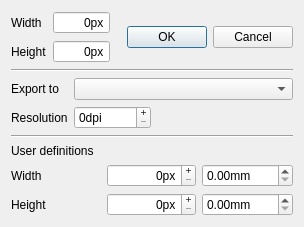
First picture: the form in sharedFiles/dialogExportProperties.ui, repository itom-project/designerPlugins, before the edit.
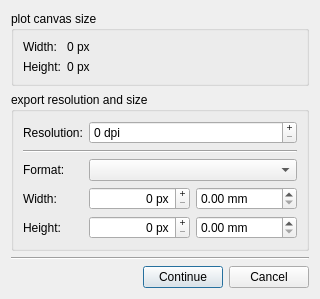
Second picture: the form after the edit.

Commit message: some handling fixes in export properties of 1d and 2d qwt plot. The properties are now shown before the file-save-dialog in order to give the user an overview about the possibilities before he needs to indicate a filename.

Patch:
```diff
--- a/sharedFiles/dialogExportProperties.ui
+++ b/sharedFiles/dialogExportProperties.ui
@@ -6,206 +6,99 @@
    <rect>
     <x>0</x>
     <y>0</y>
-    <width>304</width>
-    <height>223</height>
+    <width>320</width>
+    <height>266</height>
    </rect>
   </property>
   <property name="windowTitle">
    <string>Export Properties</string>
   </property>
-  <layout class="QVBoxLayout" name="verticalLayout_2">
-   <item>
-    <layout class="QHBoxLayout" name="horizontalLayout">
-     <item>
-      <layout class="QFormLayout" name="formLayout">
-       <item row="0" column="0">
-        <widget class="QLabel" name="l_orWidth">
-         <property name="text">
-          <string>Width</string>
-         </property>
-        </widget>
-       </item>
-       <item row="0" column="1">
-        <widget class="QSpinBox" name="sB_orWidth">
-         <property name="alignment">
-          <set>Qt::AlignRight|Qt::AlignTrailing|Qt::AlignVCenter</set>
-         </property>
-         <property name="readOnly">
-          <bool>true</bool>
-         </property>
-         <property name="buttonSymbols">
-          <enum>QAbstractSpinBox::NoButtons</enum>
-         </property>
-         <property name="correctionMode">
-          <enum>QAbstractSpinBox::CorrectToNearestValue</enum>
-         </property>
-         <property name="keyboardTracking">
-          <bool>false</bool>
-         </property>
-         <property name="suffix">
-          <string>px</string>
-         </property>
-         <property name="maximum">
-          <number>10000</number>
-         </property>
-        </widget>
-       </item>
-       <item row="1" column="0">
-        <widget class="QLabel" name="l_orHeight">
-         <property name="text">
-          <string>Height</string>
-         </property>
-        </widget>
-       </item>
-       <item row="1" column="1">
-        <widget class="QSpinBox" name="sB_orHeight">
-         <property name="alignment">
-          <set>Qt::AlignRight|Qt::AlignTrailing|Qt::AlignVCenter</set>
-         </property>
-         <property name="readOnly">
-          <bool>true</bool>
-         </property>
-         <property name="buttonSymbols">
-          <enum>QAbstractSpinBox::NoButtons</enum>
-         </property>
-         <property name="correctionMode">
-          <enum>QAbstractSpinBox::CorrectToNearestValue</enum>
-         </property>
-         <property name="keyboardTracking">
-          <bool>false</bool>
-         </property>
-         <property name="suffix">
-          <string>px</string>
-         </property>
-         <property name="maximum">
-          <number>10000</number>
-         </property>
-        </widget>
-       </item>
-      </layout>
-     </item>
-     <item>
-      <spacer name="horizontalSpacer">
-       <property name="orientation">
-        <enum>Qt::Horizontal</enum>
-       </property>
-       <property name="sizeHint" stdset="0">
-        <size>
-         <width>40</width>
-         <height>20</height>
-        </size>
-       </property>
-      </spacer>
-     </item>
-     <item>
-      <widget class="QDialogButtonBox" name="buttonBox">
-       <property name="orientation">
-        <enum>Qt::Horizontal</enum>
-       </property>
-       <property name="standardButtons">
-        <set>QDialogButtonBox::Cancel|QDialogButtonBox::Ok</set>
-       </property>
-      </widget>
-     </item>
-    </layout>
-   </item>
-   <item>
-    <widget class="Line" name="line">
-     <property name="orientation">
-      <enum>Qt::Horizontal</enum>
-     </property>
-    </widget>
-   </item>
-   <item>
-    <layout class="QFormLayout" name="formLayout_2">
-     <item row="0" column="0">
-      <widget class="QLabel" name="label">
-       <property name="text">
-        <string>Export to</string>
-       </property>
-      </widget>
-     </item>
-     <item row="0" column="1">
-      <widget class="QComboBox" name="cB_ExpType"/>
-     </item>
-     <item row="1" column="0">
-      <widget class="QLabel" name="l_orHeight_3">
-       <property name="text">
-        <string>Resolution</string>
-       </property>
-      </widget>
-     </item>
-     <item row="1" column="1">
-      <layout class="QHBoxLayout" name="horizontalLayout_2">
-       <item>
-        <widget class="QSpinBox" name="sB_destRolution">
-         <property name="alignment">
-          <set>Qt::AlignLeading|Qt::AlignLeft|Qt::AlignVCenter</set>
-         </property>
-         <property name="readOnly">
-          <bool>false</bool>
-         </property>
-         <property name="buttonSymbols">
-          <enum>QAbstractSpinBox::PlusMinus</enum>
-         </property>
-         <property name="correctionMode">
-          <enum>QAbstractSpinBox::CorrectToNearestValue</enum>
-         </property>
-         <property name="keyboardTracking">
-          <bool>false</bool>
-         </property>
-         <property name="suffix">
-          <string>dpi</string>
-         </property>
-         <property name="maximum">
-          <number>10000</number>
-         </property>
-        </widget>
-       </item>
-       <item>
-        <spacer name="horizontalSpacer_2">
-         <property name="orientation">
-          <enum>Qt::Horizontal</enum>
-         </property>
-         <property name="sizeHint" stdset="0">
-          <size>
-           <width>40</width>
-           <height>20</height>
-          </size>
-         </property>
-        </spacer>
-       </item>
-      </layout>
-     </item>
-    </layout>
-   </item>
-   <item>
-    <widget class="Line" name="line_2">
-     <property name="orientation">
-      <enum>Qt::Horizontal</enum>
-     </property>
-    </widget>
-   </item>
-   <item>
     <layout class="QVBoxLayout" name="verticalLayout">
      <item>
+    <widget class="QGroupBox" name="groupBox_2">
+     <property name="title">
+      <string>plot canvas size</string>
+     </property>
+     <layout class="QGridLayout" name="gridLayout_2">
+      <item row="0" column="0">
       <widget class="QLabel" name="label_2">
        <property name="text">
-        <string>User definitions</string>
-       </property>
+         <string>Width:</string>
+        </property>
+       </widget>
+      </item>
+      <item row="0" column="1">
+       <widget class="QLabel" name="lblCanvasWidth">
+        <property name="sizePolicy">
+         <sizepolicy hsizetype="MinimumExpanding" vsizetype="Preferred">
+          <horstretch>0</horstretch>
+          <verstretch>0</verstretch>
+         </sizepolicy>
+        </property>
+        <property name="text">
+         <string>0 px</string>
+        </property>
+       </widget>
+      </item>
+      <item row="1" column="0">
+       <widget class="QLabel" name="label_3">
+        <property name="text">
+         <string>Height:</string>
+        </property>
+       </widget>
+      </item>
+      <item row="1" column="1">
+       <widget class="QLabel" name="lblCanvasHeight">
+        <property name="sizePolicy">
+         <sizepolicy hsizetype="MinimumExpanding" vsizetype="Preferred">
+          <horstretch>0</horstretch>
+          <verstretch>0</verstretch>
+         </sizepolicy>
+        </property>
+        <property name="text">
+         <string>0 px</string>
+        </property>
+       </widget>
+      </item>
+     </layout>
       </widget>
      </item>
      <item>
+    <widget class="QGroupBox" name="groupBox">
+     <property name="title">
+      <string>export resolution and size</string>
+     </property>
       <layout class="QGridLayout" name="gridLayout">
-       <item row="0" column="0">
-        <widget class="QLabel" name="l_destWidth">
-         <property name="text">
-          <string>Width</string>
+      <item row="4" column="2">
+       <widget class="QDoubleSpinBox" name="dSB_destHeight">
+        <property name="sizePolicy">
+         <sizepolicy hsizetype="Minimum" vsizetype="Preferred">
+          <horstretch>0</horstretch>
+          <verstretch>0</verstretch>
+         </sizepolicy>
+        </property>
+        <property name="correctionMode">
+         <enum>QAbstractSpinBox::CorrectToNearestValue</enum>
+        </property>
+        <property name="keyboardTracking">
+         <bool>true</bool>
+        </property>
+        <property name="suffix">
+         <string> mm</string>
+        </property>
+        <property name="maximum">
+         <double>1000.000000000000000</double>
          </property>
         </widget>
        </item>
-       <item row="0" column="1">
+      <item row="3" column="1">
         <widget class="QSpinBox" name="sB_destWidth">
+        <property name="sizePolicy">
+         <sizepolicy hsizetype="Minimum" vsizetype="Preferred">
+          <horstretch>0</horstretch>
+          <verstretch>0</verstretch>
+         </sizepolicy>
+        </property>
          <property name="alignment">
           <set>Qt::AlignRight|Qt::AlignTrailing|Qt::AlignVCenter</set>
          </property>
@@ -222,38 +115,70 @@
           <bool>false</bool>
          </property>
          <property name="suffix">
-          <string>px</string>
+         <string> px</string>
          </property>
          <property name="maximum">
           <number>99999</number>
          </property>
         </widget>
        </item>
-       <item row="0" column="2">
-        <widget class="QDoubleSpinBox" name="dSB_destWidth">
-         <property name="correctionMode">
-          <enum>QAbstractSpinBox::CorrectToNearestValue</enum>
-         </property>
-         <property name="keyboardTracking">
-          <bool>false</bool>
-         </property>
-         <property name="suffix">
-          <string>mm</string>
-         </property>
-         <property name="maximum">
-          <double>1000.000000000000000</double>
+      <item row="3" column="0">
+       <widget class="QLabel" name="lblWidth">
+        <property name="sizePolicy">
+         <sizepolicy hsizetype="Maximum" vsizetype="Preferred">
+          <horstretch>0</horstretch>
+          <verstretch>0</verstretch>
+         </sizepolicy>
+        </property>
+        <property name="text">
+         <string>Width:</string>
+        </property>
+       </widget>
+      </item>
+      <item row="2" column="0">
+       <widget class="QLabel" name="label">
+        <property name="sizePolicy">
+         <sizepolicy hsizetype="Maximum" vsizetype="Preferred">
+          <horstretch>0</horstretch>
+          <verstretch>0</verstretch>
+         </sizepolicy>
+        </property>
+        <property name="text">
+         <string>Format:</string>
          </property>
         </widget>
        </item>
-       <item row="1" column="0">
-        <widget class="QLabel" name="l_destHeight">
+      <item row="2" column="1" colspan="2">
+       <widget class="QComboBox" name="cB_ExpType">
+        <property name="sizePolicy">
+         <sizepolicy hsizetype="MinimumExpanding" vsizetype="Preferred">
+          <horstretch>0</horstretch>
+          <verstretch>0</verstretch>
+         </sizepolicy>
+        </property>
+       </widget>
+      </item>
+      <item row="4" column="0">
+       <widget class="QLabel" name="lblHeight">
+        <property name="sizePolicy">
+         <sizepolicy hsizetype="Maximum" vsizetype="Preferred">
+          <horstretch>0</horstretch>
+          <verstretch>0</verstretch>
+         </sizepolicy>
+        </property>
          <property name="text">
-          <string>Height</string>
+         <string>Height:</string>
          </property>
         </widget>
        </item>
-       <item row="1" column="1">
+      <item row="4" column="1">
         <widget class="QSpinBox" name="sB_destHeight">
+        <property name="sizePolicy">
+         <sizepolicy hsizetype="Minimum" vsizetype="Preferred">
+          <horstretch>0</horstretch>
+          <verstretch>0</verstretch>
+         </sizepolicy>
+        </property>
          <property name="alignment">
           <set>Qt::AlignRight|Qt::AlignTrailing|Qt::AlignVCenter</set>
          </property>
@@ -270,15 +195,34 @@
           <bool>false</bool>
          </property>
          <property name="suffix">
-          <string>px</string>
+         <string> px</string>
          </property>
          <property name="maximum">
           <number>99999</number>
          </property>
         </widget>
        </item>
-       <item row="1" column="2">
-        <widget class="QDoubleSpinBox" name="dSB_destHeight">
+      <item row="0" column="0">
+       <widget class="QLabel" name="l_orHeight_3">
+        <property name="sizePolicy">
+         <sizepolicy hsizetype="Maximum" vsizetype="Preferred">
+          <horstretch>0</horstretch>
+          <verstretch>0</verstretch>
+         </sizepolicy>
+        </property>
+        <property name="text">
+         <string>Resolution:</string>
+        </property>
+       </widget>
+      </item>
+      <item row="3" column="2">
+       <widget class="QDoubleSpinBox" name="dSB_destWidth">
+        <property name="sizePolicy">
+         <sizepolicy hsizetype="Minimum" vsizetype="Preferred">
+          <horstretch>0</horstretch>
+          <verstretch>0</verstretch>
+         </sizepolicy>
+        </property>
          <property name="correctionMode">
           <enum>QAbstractSpinBox::CorrectToNearestValue</enum>
          </property>
@@ -286,29 +230,94 @@
           <bool>false</bool>
          </property>
          <property name="suffix">
-          <string>mm</string>
+         <string> mm</string>
          </property>
          <property name="maximum">
           <double>1000.000000000000000</double>
          </property>
         </widget>
        </item>
-      </layout>
-     </item>
-    </layout>
+      <item row="0" column="1" colspan="2">
+       <widget class="QSpinBox" name="sB_destResolution">
+        <property name="sizePolicy">
+         <sizepolicy hsizetype="MinimumExpanding" vsizetype="Preferred">
+          <horstretch>0</horstretch>
+          <verstretch>0</verstretch>
+         </sizepolicy>
+        </property>
+        <property name="alignment">
+         <set>Qt::AlignLeading|Qt::AlignLeft|Qt::AlignVCenter</set>
+        </property>
+        <property name="readOnly">
+         <bool>false</bool>
+        </property>
+        <property name="buttonSymbols">
+         <enum>QAbstractSpinBox::PlusMinus</enum>
+        </property>
+        <property name="correctionMode">
+         <enum>QAbstractSpinBox::CorrectToNearestValue</enum>
+        </property>
+        <property name="keyboardTracking">
+         <bool>true</bool>
+        </property>
+        <property name="suffix">
+         <string> dpi</string>
+        </property>
+        <property name="maximum">
+         <number>10000</number>
+        </property>
+       </widget>
+      </item>
+      <item row="1" column="0" colspan="3">
+       <widget class="Line" name="line_3">
+        <property name="orientation">
+         <enum>Qt::Horizontal</enum>
+        </property>
+       </widget>
+      </item>
+     </layout>
+    </widget>
    </item>
    <item>
-    <spacer name="verticalSpacer">
+    <widget class="Line" name="line_2">
      <property name="orientation">
-      <enum>Qt::Vertical</enum>
+      <enum>Qt::Horizontal</enum>
+     </property>
+    </widget>
+   </item>
+   <item>
+    <layout class="QHBoxLayout" name="horizontalLayout_4">
+     <item>
+      <spacer name="horizontalSpacer_3">
+       <property name="orientation">
+        <enum>Qt::Horizontal</enum>
      </property>
      <property name="sizeHint" stdset="0">
       <size>
-       <width>20</width>
-       <height>3</height>
+         <width>40</width>
+         <height>20</height>
       </size>
      </property>
     </spacer>
+     </item>
+     <item>
+      <widget class="QPushButton" name="btnContinue">
+       <property name="text">
+        <string>Continue</string>
+       </property>
+       <property name="default">
+        <bool>true</bool>
+       </property>
+      </widget>
+     </item>
+     <item>
+      <widget class="QPushButton" name="btnCancel">
+       <property name="text">
+        <string>Cancel</string>
+       </property>
+      </widget>
+     </item>
+    </layout>
    </item>
   </layout>
  </widget>
```
Left out of the diff: 34 changed lines with no effect on the pictures. Lines whose indentation alone changed are shown as unchanged. The commit also changes 4 other files.
